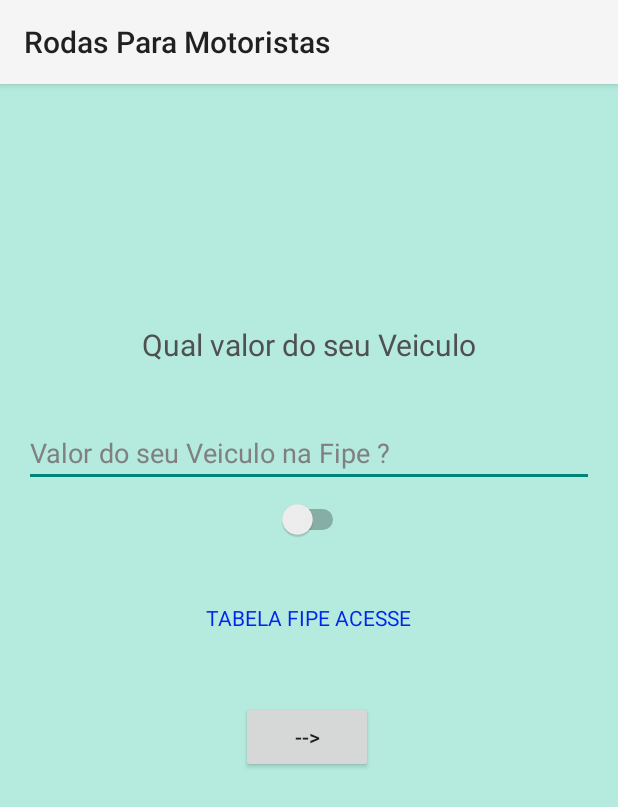
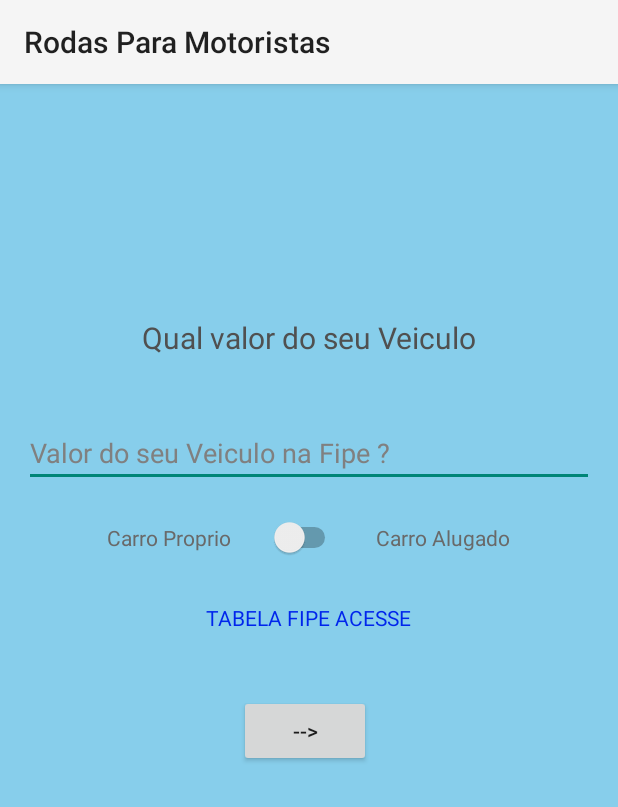
Before and after one commit to Rameda38/Rodasoficial, an Android app: the screen it shows after launch (ValorCarroActivity), on a phone screen of 412 x 824 dp. Shown: the top 807 px of the screen. Run offline under Robolectric (Android 15) with nearby library versions, the phone set to English and light mode, and no system bars; our stand-ins replace Firebase (no records; nobody signed in at launch, a user with empty details on screens opened directly).

```diff
--- a/app/src/main/java/com/example/rodas/activity/GastosFixos/ValorCarroActivity.java
+++ b/app/src/main/java/com/example/rodas/activity/GastosFixos/ValorCarroActivity.java
@@ -1,6 +1,11 @@
 package com.example.rodas.activity.GastosFixos;
 
+import android.annotation.TargetApi;
 import android.content.Intent;
+import android.icu.text.DateFormat;
+import android.icu.text.DateIntervalInfo;
+import android.icu.text.SimpleDateFormat;
+import android.os.Build;
 import android.support.v4.app.ActivityCompat;
 import android.support.v4.app.ActivityOptionsCompat;
 import android.support.v7.app.AppCompatActivity;
@@ -11,13 +16,27 @@ import android.widget.EditText;
 import android.widget.Switch;
 import android.widget.Toast;
 
+import com.example.rodas.activity.PrincipalActivity;
 import com.example.rodas.model.Calculos;
 import com.example.rodas.R;
+
+import java.sql.Date;
+import java.time.LocalDate;
+import java.time.Month;
+import java.time.Period;
+import java.time.Year;
+import java.time.temporal.ChronoUnit;
+import java.util.Calendar;
+import java.util.GregorianCalendar;
+import java.util.concurrent.TimeUnit;
+
+import javax.xml.datatype.Duration;
 
 public class ValorCarroActivity extends AppCompatActivity {
     private EditText valorCarro;
     private Button vaiparaSeguro;
     private Switch sw_aluguel;
+    Calculos calculos = new Calculos();
 
 
     @Override
@@ -27,8 +46,8 @@ public class ValorCarroActivity extends AppCompatActivity {
         valorCarro = findViewById(R.id.ed_valorCarro);
         vaiparaSeguro = findViewById(R.id.btt_vaiparaSeguro);
         sw_aluguel = findViewById(R.id.sw_alugap);
-
-
+        final int diasParaOFimDoaAno = CalculoDiasParaoFimDoAno();
+       // calculos.setDiasFimAno(diasParaOFimDoaAno);
 
         vaiparaSeguro.setOnClickListener(new View.OnClickListener() {
             @Override
@@ -36,16 +55,35 @@ public class ValorCarroActivity extends AppCompatActivity {
                 try {
                     float valor = Float.parseFloat(valorCarro.getText().toString());
 
-                    Intent startSeguro = new Intent(getApplicationContext(), SeguroActivity.class);
+                    if (sw_aluguel.isChecked()) {
+                        Intent startfinal = new Intent(getApplicationContext(), PrincipalActivity.class);
+                        double aluguel = valor;
 
-                    startSeguro.putExtra("i","dfdfdfdfdfddfdf");
-                    startSeguro.putExtra("valor",valor);
+                        calculos.setAluguel(aluguel);
+                        calculos.setDiasFimAno(diasParaOFimDoaAno);
+                        double calculoaluguel = calculos.calculoAluguel();
+                        calculos.setCalculoAluguel(calculoaluguel);
+                        calculos.salvarvalores();
 
-                    ActivityOptionsCompat activityOptionsCompat = ActivityOptionsCompat.makeCustomAnimation(getApplicationContext(), R.anim.fade_in, R.anim.fade_out);
-                    ActivityCompat.startActivity(ValorCarroActivity.this, startSeguro, activityOptionsCompat.toBundle());
 
-                }catch (Exception e){
-                    Toast.makeText(getApplicationContext(),"Erro ao preencher os dados",Toast.LENGTH_SHORT).show();
+                        ActivityOptionsCompat activityOptionsCompat = ActivityOptionsCompat.makeCustomAnimation(getApplicationContext(), R.anim.fade_in, R.anim.fade_out);
+                        ActivityCompat.startActivity(ValorCarroActivity.this, startfinal,
+                                activityOptionsCompat.toBundle());
+
+                    } else {
+                        Intent startSeguro = new Intent(getApplicationContext(), SeguroActivity.class);
+
+                        startSeguro.putExtra("i", "dfdfdfdfdfddfdf");
+                        startSeguro.putExtra("valor", valor);
+                        ActivityOptionsCompat activityOptionsCompat = ActivityOptionsCompat.makeCustomAnimation(getApplicationContext(), R.anim.fade_in, R.anim.fade_out);
+                        ActivityCompat.startActivity(ValorCarroActivity.this,
+                                startSeguro, activityOptionsCompat.toBundle());
+
+                    }
+
+
+                } catch (Exception e) {
+                    Toast.makeText(getApplicationContext(), "Erro ao preencher os dados", Toast.LENGTH_SHORT).show();
                 }
 
             }
@@ -53,4 +91,20 @@ public class ValorCarroActivity extends AppCompatActivity {
 
 
     }
+    private int  CalculoDiasParaoFimDoAno() {
+        /**
+         * VER JEITO DE PEGAR ANO DINAMICAMENTE
+         */
+
+        Calendar fimdoano = Calendar.getInstance();
+        fimdoano.set(Calendar.YEAR,2019);
+        fimdoano.set(Calendar.MONTH,12);
+        fimdoano.set(Calendar.DAY_OF_MONTH,31);
+        Calendar hoje = Calendar.getInstance();
+        long diasParaOFimDoAno = hoje.getTime().getTime() - fimdoano.getTime().getTime();
+        long finm = (TimeUnit.MILLISECONDS.toDays(diasParaOFimDoAno)*((-1))-30);
+       int fim = (int) Integer.parseInt (String.valueOf(finm));
+       return fim;
+
+    }
 }
--- a/app/src/main/java/com/example/rodas/activity/PrincipalActivity.java
+++ b/app/src/main/java/com/example/rodas/activity/PrincipalActivity.java
@@ -19,6 +19,7 @@ import com.example.rodas.R;
 import com.example.rodas.adapter.AdapterMovimentacao;
 import com.example.rodas.config.ConfiguracaoFirebase;
 import com.example.rodas.helper.Base64Custom;
+import com.example.rodas.model.Calculos;
 import com.example.rodas.model.Movimentacao;
 import com.example.rodas.model.Usuario;
 import com.google.firebase.auth.FirebaseAuth;
@@ -54,6 +55,7 @@ public class PrincipalActivity extends AppCompatActivity {
     private Movimentacao movimentacao;
     private DatabaseReference movimentacaoRef;
     private String mesAnoSelecionado;
+    Calculos calculos = new Calculos();
 
     @Override
     protected void onCreate(Bundle savedInstanceState) {
--- a/app/src/main/res/layout/activity_valor_carro.xml
+++ b/app/src/main/res/layout/activity_valor_carro.xml
@@ -10,20 +10,13 @@
         android:id="@+id/textView9"
         android:layout_width="wrap_content"
         android:layout_height="32dp"
-        android:layout_marginStart="8dp"
-        android:layout_marginLeft="8dp"
-        android:layout_marginTop="8dp"
-        android:layout_marginEnd="8dp"
-        android:layout_marginRight="8dp"
-        android:layout_marginBottom="8dp"
+        android:layout_marginBottom="36dp"
         android:text="Qual valor do seu Veiculo"
         android:textColor="#505050"
         android:textSize="20sp"
         app:layout_constraintBottom_toTopOf="@+id/ed_valorCarro"
         app:layout_constraintEnd_toEndOf="parent"
-        app:layout_constraintStart_toStartOf="parent"
-        app:layout_constraintTop_toTopOf="parent"
-        app:layout_constraintVertical_bias="0.868" />
+        app:layout_constraintStart_toStartOf="parent" />
 
     <EditText
         android:id="@+id/ed_valorCarro"
@@ -48,44 +41,60 @@
         android:id="@+id/textView10"
         android:layout_width="wrap_content"
         android:layout_height="wrap_content"
-        android:layout_marginTop="42dp"
+        android:layout_marginTop="34dp"
         android:text="TABELA FIPE ACESSE"
         android:textColor="#0025EC"
         app:layout_constraintEnd_toEndOf="parent"
         app:layout_constraintStart_toStartOf="parent"
-        app:layout_constraintTop_toBottomOf="@+id/sw_alugap" />
-
-    <Switch
-        android:id="@+id/sw_alugap"
-        android:layout_width="0dp"
-        android:layout_height="16dp"
-        android:layout_marginStart="41dp"
-        android:layout_marginLeft="41dp"
-        android:layout_marginTop="8dp"
-        android:layout_marginEnd="42dp"
-        android:layout_marginRight="42dp"
-        android:checked="false"
-        android:textColor="#000"
-        android:textOff="Alugado"
-        android:textOn="Carro Proprio"
-        app:layout_constraintEnd_toEndOf="@+id/textView10"
-        app:layout_constraintStart_toStartOf="parent"
-        app:layout_constraintTop_toBottomOf="@+id/ed_valorCarro"
-        tools:checked="true" />
+        app:layout_constraintTop_toBottomOf="@+id/textView13" />
 
     <Button
         android:id="@+id/btt_vaiparaSeguro"
         android:layout_width="wrap_content"
         android:layout_height="wrap_content"
-        android:layout_marginStart="23dp"
-        android:layout_marginLeft="23dp"
-        android:layout_marginTop="8dp"
-        android:layout_marginBottom="8dp"
+        android:layout_marginStart="22dp"
+        android:layout_marginLeft="22dp"
+        android:layout_marginTop="42dp"
         android:text="-->"
-        app:layout_constraintBottom_toBottomOf="parent"
         app:layout_constraintStart_toStartOf="@+id/textView10"
-        app:layout_constraintTop_toBottomOf="@+id/textView10"
-        app:layout_constraintVertical_bias="0.112" />
+        app:layout_constraintTop_toBottomOf="@+id/textView10" />
+
+    <Switch
+        android:id="@+id/sw_alugap"
+        android:layout_width="wrap_content"
+        android:layout_height="wrap_content"
+        android:layout_marginEnd="23dp"
+        android:layout_marginRight="23dp"
+        android:textColor="#808080"
+        app:layout_constraintBaseline_toBaselineOf="@+id/textView14"
+        app:layout_constraintEnd_toStartOf="@+id/textView14" />
+
+    <TextView
+        android:id="@+id/textView13"
+        android:layout_width="wrap_content"
+        android:layout_height="wrap_content"
+        android:layout_marginStart="69dp"
+        android:layout_marginLeft="69dp"
+        android:layout_marginTop="24dp"
+        android:layout_marginEnd="71dp"
+        android:layout_marginRight="71dp"
+        android:textColor="#696969"
+        android:text="Carro Proprio"
+        app:layout_constraintEnd_toEndOf="@+id/sw_alugap"
+        app:layout_constraintStart_toStartOf="parent"
+        app:layout_constraintTop_toBottomOf="@+id/ed_valorCarro" />
+
+    <TextView
+        android:id="@+id/textView14"
+        android:layout_width="wrap_content"
+        android:layout_height="wrap_content"
+        android:layout_marginTop="24dp"
+        android:layout_marginEnd="56dp"
+        android:layout_marginRight="56dp"
+        android:textColor="#696969"
+        android:text="Carro Alugado"
+        app:layout_constraintEnd_toEndOf="@+id/ed_valorCarro"
+        app:layout_constraintTop_toBottomOf="@+id/ed_valorCarro" />
 
 
 </android.support.constraint.ConstraintLayout>
--- a/app/src/main/res/values-v21/colors.xml
+++ b/app/src/main/res/values-v21/colors.xml
@@ -20,7 +20,7 @@
     <color name="colorAccentCarro">#000000</color>
 
     <!-- Cores Carro!-->
-    <color name="CorFundo">#B5EBDE</color>
+    <color name="CorFundo">#87CEEB</color>
 
 
 
```
Also changed, not shown: app/src/main/java/com/example/rodas/activity/GastosFixos/gastoPneusActivity.java (+18 -5 lines), app/src/main/java/com/example/rodas/model/Calculos.java (+132 -13 lines).
